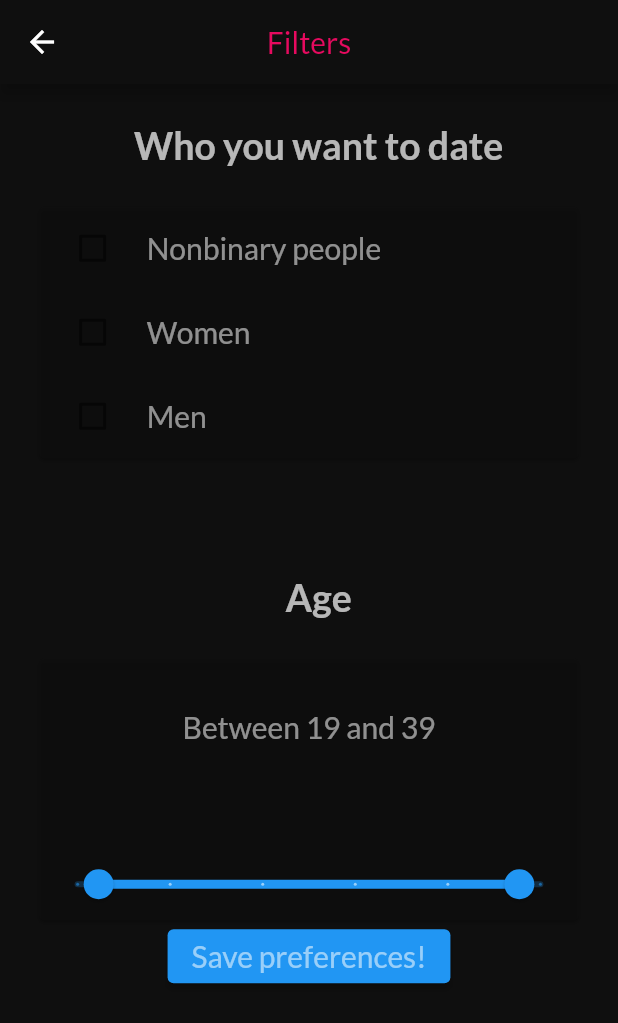
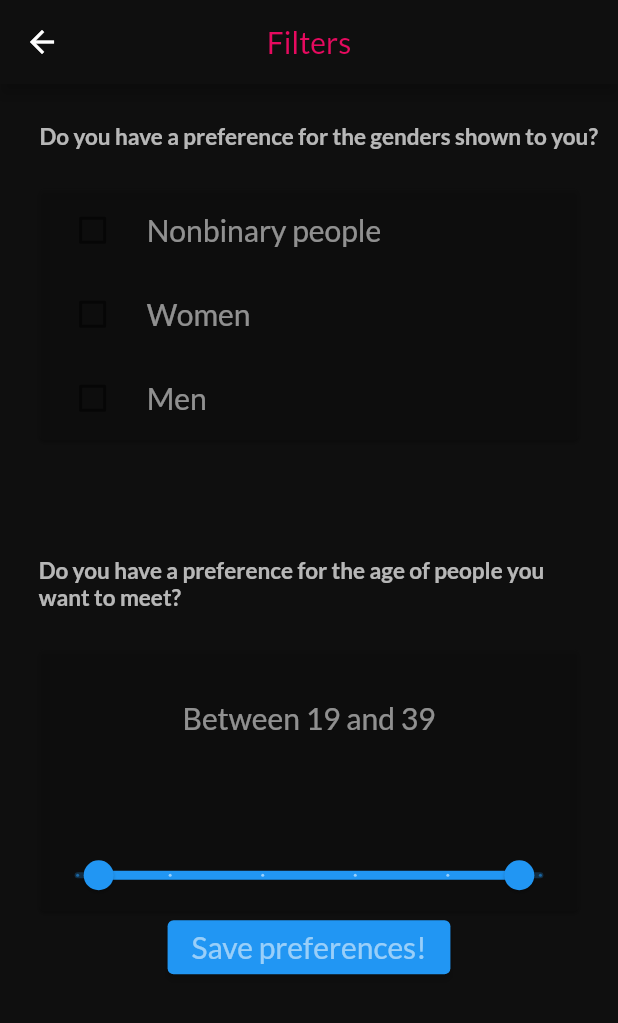
Before and after one commit to sarthakagrawal927/stumble-app, a Flutter app: the FiltersScreen screen opened by its route, on a phone screen of 412 x 824 dp. Shown: the top 1023 px of the screen. Run offline on Flutter 3.47's test engine with Material 2 defaults, Android fonts, the phone set to English and light mode, and no system bars; our stand-ins replace cloud_firestore, firebase_auth, firebase_core, flutter_otp_text_field, google_fonts, image_picker and 2 more; accounts and stored records are empty; network calls fail.

Commit message:
Changed filters screen.

```diff
--- a/lib/screens/filters_screen.dart
+++ b/lib/screens/filters_screen.dart
@@ -43,11 +43,11 @@ class _FiltersScreenState extends State<FiltersScreen> {
             ),
             child: const Text(
               textAlign: TextAlign.start,
-              'Who you want to date',
+              'Do you have a preference for the genders shown to you?',
               style: TextStyle(
                 color: Colors.white70,
                 backgroundColor: Color.fromRGBO(15, 15, 15, 1),
-                fontSize: 25,
+                fontSize: 15,
                 fontWeight: FontWeight.bold,
               ),
             ),
@@ -79,11 +79,11 @@ class _FiltersScreenState extends State<FiltersScreen> {
             ),
             child: const Text(
               textAlign: TextAlign.start,
-              'Age',
+              'Do you have a preference for the age of people you want to meet?',
               style: TextStyle(
                 color: Colors.white70,
                 backgroundColor: Color.fromRGBO(15, 15, 15, 1),
-                fontSize: 25,
+                fontSize: 15,
                 fontWeight: FontWeight.bold,
               ),
             ),
```
Also changed, not shown: 1 other file.
